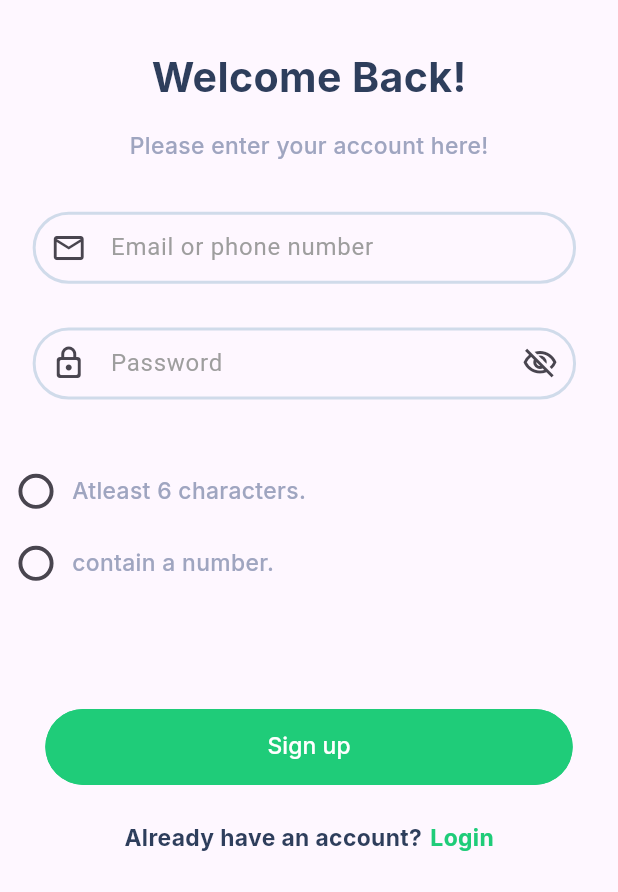
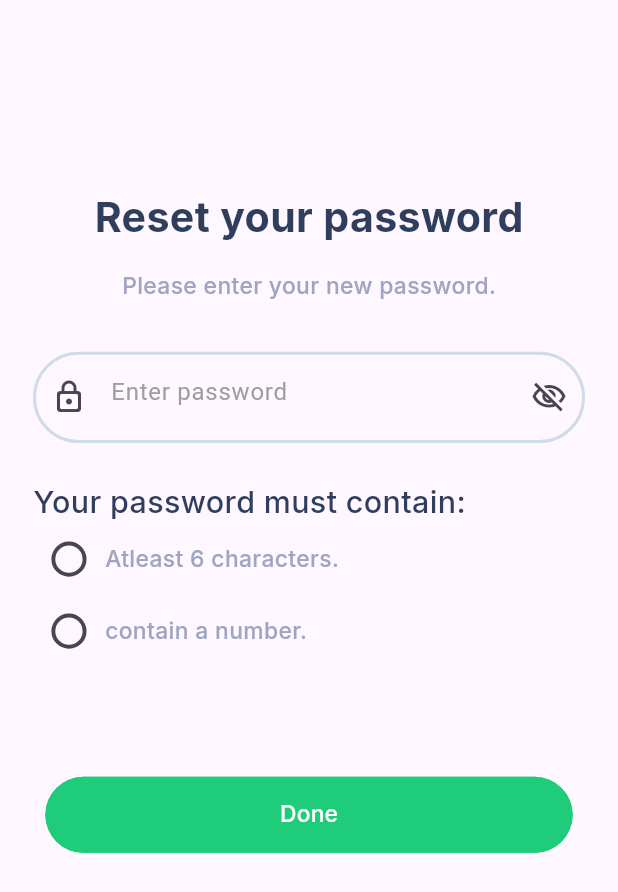
Before and after one commit to tamremariam/flutter_etechtest, a Flutter app: the screen it shows after launch, on a phone screen of 412 x 824 dp. Shown: the top 892 px of the screen. Run offline on Flutter 3.47's test engine with Material 3 defaults, Android fonts, the phone set to English and light mode, and no system bars; our stand-ins replace bloc, cached_network_image, dio, equatable, flutter_bloc, flutter_screenutil and 4 more; missing offline and left inert: iconify_flutter; generated files the repository leaves out were written again; key blocks and very long unbroken strings in the code were emptied for the run.

Commit message:
authentication page Ui is done

```diff
--- a/lib/core/languages/app_en.arb
+++ b/lib/core/languages/app_en.arb
@@ -6,6 +6,7 @@
   "welcomeBack": "Welcome Back!",
   "pleaseEnterYourAccount": "Please enter your account here!",
   "emailOrPhoneNumber": "Email or phone number",
+  "enterValidPassword": "Enter a valid Password",
   "password": "Password",
   "forgotPassword": "Forgot password?",
   "login": "Login",
@@ -19,8 +20,35 @@
   "passwordRequirementContainsNumber": "contain a number.",
   "checkYourEmail": "Check your email",
   "weveSentTheCode": "We've sent the code to your email",
-  "codeExpiresIn": "Code expires in: {time}",
-  "sendAgain": "Send again"
+  "codeExpiresIn": "Code expires in: ",
+  "verify":"Verify",
+  "sendAgain": "Send again",
+  "passwordRecovery": "Password Recovery",
+  "enterEmailToRecoverPassword": "Enter your email to recover your password",
+  "enterYourEmail": "Enter your email",
+  "enterPassword": "Enter password",
+  "enterValidEmail": "Enter a valid email",
+  "sendOTP": "Send OTP",
+  "otpSent": "OTP has been sent to your email/phone.",
+  "enterOTP": "Enter the OTP",
+  "invalidOTP": "Invalid OTP. Please try again.",
+  "resendOTP": "Resend OTP",
+  "resetPassword": "Reset your password",
+  "pleaseEnterNewPassword": "Please enter your new password.",
+  "done": "Done",
+  "search": "Search",
+  "category": "Category",
+  "left": "Left",
+  "right": "Right",
+  "searchSuggestions": "Search suggestions",
+  "addFilter": "Add a Filter",
+  "cookingDuration": "Cooking Duration (in minutes)",
+  "home": "Home",
+  "upload": "Upload",
+  "scan": "Scan",
+  "notification": "Notification",
+  "profile": "Profile",
+  "foodDuration": "Food • {duration}> mins"
 
 
 }
--- a/lib/core/route/router.dart
+++ b/lib/core/route/router.dart
@@ -1,8 +1,10 @@
 import 'package:etechtest/features/authentication/presentation/pages/login_page.dart';
+import 'package:etechtest/features/authentication/presentation/pages/password_recovery_page.dart';
+import 'package:etechtest/features/authentication/presentation/pages/reset_password_page.dart';
 import 'package:etechtest/features/authentication/presentation/pages/signup_page.dart';
+import 'package:etechtest/features/authentication/presentation/pages/verification_code_page.dart';
 import 'package:etechtest/features/home/presentation/home/home_page.dart';
 import 'package:etechtest/features/onboarding/onboarding_page.dart';
-import 'package:etechtest/features/onboarding/splash_screen.dart';
 import 'package:flutter/material.dart';
 import 'package:go_router/go_router.dart';
 
@@ -13,7 +15,7 @@ class AppRouter {
       builder: (BuildContext context, GoRouterState state) {
         return
             // DistancePriferencePage();
-            const SignupPage();
+            const ResetPasswordPage();
         // const SplashScreen();
       },
       routes: <RouteBase>[
@@ -41,6 +43,24 @@ class AppRouter {
             return const HomePage();
           },
         ),
+        GoRoute(
+          path: 'verifycode',
+          builder: (BuildContext context, GoRouterState state) {
+            return const VerificationCodePage();
+          },
+        ),
+        GoRoute(
+          path: 'passwordrecovery',
+          builder: (BuildContext context, GoRouterState state) {
+            return const PasswordRecoveryPage();
+          },
+        ),
+        GoRoute(
+          path: 'resetpassword',
+          builder: (BuildContext context, GoRouterState state) {
+            return const ResetPasswordPage();
+          },
+        ),
       ],
     ),
   ]);
--- /dev/null
+++ b/lib/features/authentication/presentation/pages/reset_password_page.dart
@@ -0,0 +1,170 @@
+import 'package:etechtest/core/themes/themes.dart';
+import 'package:etechtest/core/uitils/validation_functions.dart';
+import 'package:etechtest/features/wigets/custom_elevated_button.dart';
+import 'package:etechtest/features/wigets/custom_text_field.dart';
+import 'package:etechtest/shared/widgets/custom_text.dart';
+import 'package:flutter/material.dart';
+import 'package:flutter_gen/gen_l10n/app_localizations.dart';
+import 'package:flutter_screenutil/flutter_screenutil.dart';
+import 'package:go_router/go_router.dart';
+
+class ResetPasswordPage extends StatelessWidget {
+  const ResetPasswordPage({super.key});
+  @override
+  Widget build(BuildContext context) {
+    final GlobalKey<FormState> formKey = GlobalKey<FormState>();
+    //i declar here because i use stateless widget it doesnot reload i cant looase my datas
+    final ValueNotifier<bool> passwordVisibility = ValueNotifier<bool>(false);
+    final ValueNotifier<bool> ispasswordAllist6caratters =
+        ValueNotifier<bool>(false);
+    final ValueNotifier<bool> ispasswordContainaNumber =
+        ValueNotifier<bool>(false);
+    final TextEditingController passwordController = TextEditingController();
+    return Scaffold(
+      body: Center(
+        child: Padding(
+          padding: EdgeInsets.symmetric(horizontal: 20.w),
+          child: Form(
+            key: formKey,
+            child: Column(
+              children: <Widget>[
+                SizedBox(
+                  height: 123.h,
+                ),
+                CustomText(
+                  AppLocalizations.of(context)!.resetPassword,
+                  size: TextSize.headlineMedium,
+                ),
+                SizedBox(
+                  height: 8.h,
+                ),
+                Padding(
+                  padding: EdgeInsets.only(top: 8.h),
+                  child: CustomText(
+                    AppLocalizations.of(context)!.pleaseEnterNewPassword,
+                    size: TextSize.bodyMedium,
+                  ),
+                ),
+                SizedBox(
+                  height: 32.h,
+                ),
+                ValueListenableBuilder<bool>(
+                  valueListenable: passwordVisibility,
+                  builder: (context, isPasswordVisible, child) {
+                    return CustomTextField(
+                      prefixIcon: Icons.lock_outline_rounded,
+                      backgroundcolor: Colors.transparent,
+                      width: 384.74.h,
+                      height: 60.h,
+                      borderRadius: 40,
+                      borderColor: AppThemes.outlineColor,
+                      borderWidth: 2,
+                      contentPadding: EdgeInsets.only(left: 28.w, top: 50),
+                      controller: passwordController,
+                      hintText: AppLocalizations.of(context)!.enterPassword,
+                      keyboardType: TextInputType.visiblePassword,
+                      obscureText: !isPasswordVisible,
+                      onChanged: (text) {},
+                      validator: (value) => isValidPassword(value,
+                              isRequired: true)
+                          ? null
+                          : AppLocalizations.of(context)!.enterValidPassword,
+                      suffixIcon: isPasswordVisible
+                          ? Icons.visibility
+                          : Icons.visibility_off_outlined,
+                      suffixIconOntap: () {
+                        passwordVisibility.value = !passwordVisibility.value;
+                      },
+                    );
+                  },
+                ),
+                SizedBox(height: 24.h),
+                Align(
+                  alignment: Alignment.centerLeft,
+                  child: CustomText(
+                    AppLocalizations.of(context)!.passwordRequirements,
+                    size: TextSize.bodyLarge,
+                  ),
+                ),
+                ValueListenableBuilder<bool>(
+                  valueListenable: ispasswordAllist6caratters,
+                  builder: (context, isChecked, child) {
+                    return Row(
+                      mainAxisAlignment: MainAxisAlignment.start,
+                      children: [
+                        Transform.scale(
+                          scale: 1.3, // Adjust this value to control the size
+                          child: Checkbox(
+                            shape: const CircleBorder(),
+                            value: isChecked,
+                            onChanged: (newValue) {
+                              ispasswordAllist6caratters.value = newValue!;
+                            },
+                            activeColor: const Color.fromARGB(45, 31, 204, 120),
+                            checkColor: AppThemes.primaryColor,
+                          ),
+                        ),
+                        CustomText(
+                          AppLocalizations.of(context)!
+                              .passwordRequirementMinLength,
+                          size: TextSize.bodyMedium,
+                          textAlign: TextAlign.center,
+                          color: ispasswordAllist6caratters.value
+                              ? AppThemes.mainTextColor
+                              : null,
+                        ),
+                      ],
+                    );
+                  },
+                ),
+                ValueListenableBuilder<bool>(
+                  valueListenable: ispasswordContainaNumber,
+                  builder: (context, isChecked, child) {
+                    return Row(
+                      mainAxisAlignment: MainAxisAlignment.start,
+                      children: [
+                        Transform.scale(
+                          scale: 1.3, // Adjust this value to control the size
+                          child: Checkbox(
+                            shape: const CircleBorder(),
+                            value: isChecked,
+                            onChanged: (newValue) {
+                              ispasswordContainaNumber.value = newValue!;
+                            },
+                            activeColor: const Color.fromARGB(45, 31, 204, 120),
+                            checkColor: AppThemes.primaryColor,
+                          ),
+                        ),
+                        CustomText(
+                          AppLocalizations.of(context)!
+                              .passwordRequirementContainsNumber,
+                          size: TextSize.bodyMedium,
+                          textAlign: TextAlign.center,
+                          color: ispasswordContainaNumber.value
+                              ? AppThemes.mainTextColor
+                              : null,
+                        ),
+                      ],
+                    );
+                  },
+                ),
+                SizedBox(height: 72.h),
+                CustomElevatedButton(
+                  text: AppLocalizations.of(context)!.done,
+                  onPressed: () {
+                    if (formKey.currentState?.validate() ?? false) {
+                      context.push("/login");
+                    }
+                  },
+                  borderRadius: 40,
+                  width: 320.w,
+                  height: 50.h,
+                ),
+              ],
+            ),
+          ),
+        ),
+      ),
+    );
+  }
+}
--- a/pubspec.yaml
+++ b/pubspec.yaml
@@ -26,6 +26,7 @@ dependencies:
   cached_network_image: ^3.4.1
   google_fonts: ^6.2.1
   iconify_flutter: ^0.0.7
+  pin_code_fields: ^8.0.1
 
 dev_dependencies:
   flutter_test:
```
Also changed, not shown: lib/core/uitils/timer_utils.dart (added, +33 -0 lines), lib/features/authentication/presentation/pages/login_page.dart (+17 -8 lines), lib/features/authentication/presentation/pages/password_recovery_page.dart (added, +124 -0 lines), lib/features/authentication/presentation/pages/signup_page.dart (+22 -5 lines), lib/features/authentication/presentation/pages/verification_code_page.dart (added, +128 -0 lines), lib/features/authentication/presentation/widgets/otp.dart (+90 -68 lines), pubspec.lock.
